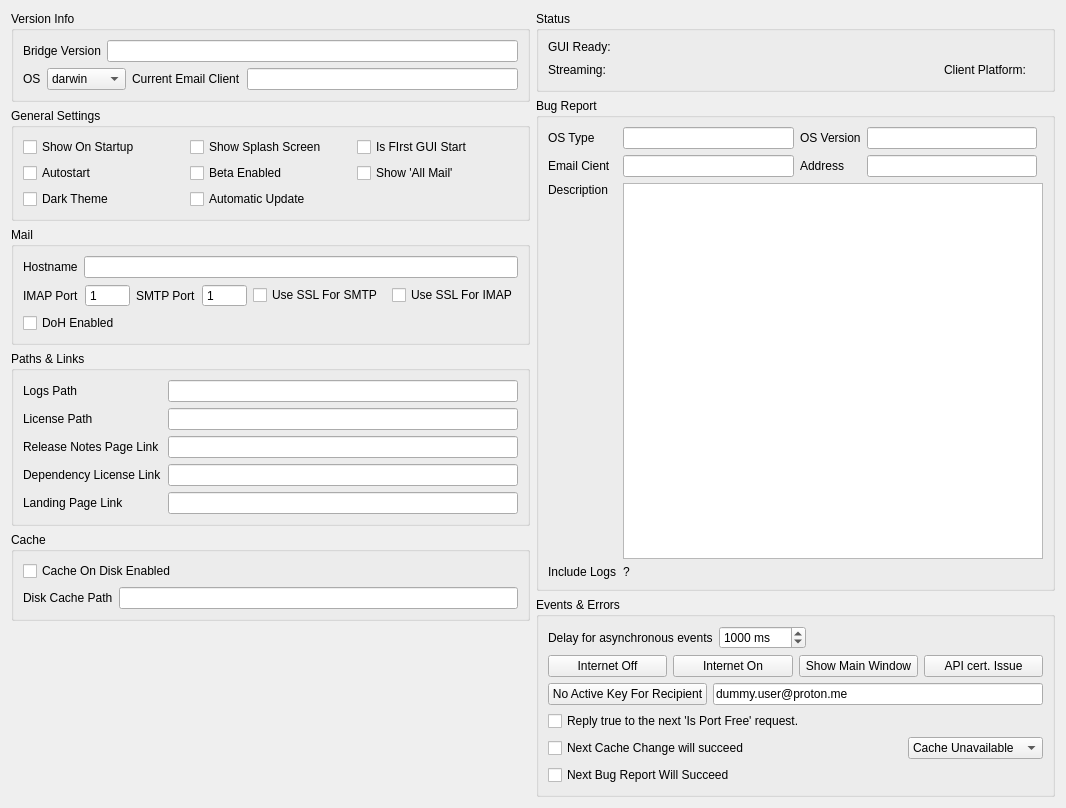
The window that internal/frontend/bridge-gui/bridge-gui-tester/Tabs/SettingsTab.ui (ProtonMail/proton-bridge) describes before a commit, drawn with Qt 5.
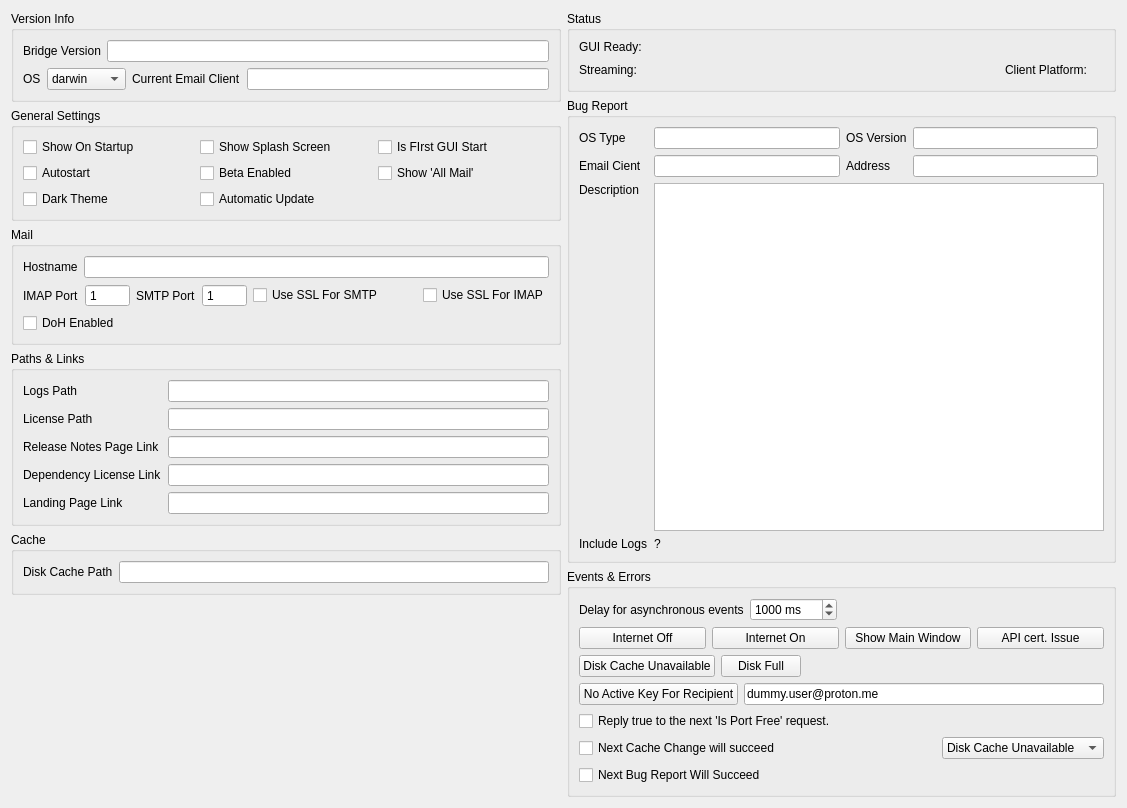
The same window after the commit.

Commit message:
GODT-1982: updated gRPC and GUI for disk cache.
Other: modified bridge-gui-tester for new cache related gRPC interface.
Other: bridge-gui-tester has buttons for cache related errors.

```diff
--- a/internal/frontend/bridge-gui/bridge-gui-tester/Tabs/SettingsTab.ui
+++ b/internal/frontend/bridge-gui/bridge-gui-tester/Tabs/SettingsTab.ui
@@ -6,7 +6,7 @@
    <rect>
     <x>0</x>
     <y>0</y>
-    <width>1066</width>
+    <width>1127</width>
     <height>808</height>
    </rect>
   </property>
@@ -211,7 +211,7 @@
            </layout>
           </item>
           <item>
-           <layout class="QHBoxLayout" name="horizontalLayout_7" stretch="0,0,0,0,1">
+           <layout class="QHBoxLayout" name="horizontalLayout_7" stretch="0,0,0,0,1,0">
             <item>
              <widget class="QLabel" name="labelMAP">
               <property name="text">
@@ -355,13 +355,6 @@
           <string>Cache</string>
          </property>
          <layout class="QVBoxLayout" name="verticalLayout_7">
-          <item>
-           <widget class="QCheckBox" name="checkCacheOnDiskEnabled">
-            <property name="text">
-             <string>Cache On Disk Enabled</string>
-            </property>
-           </widget>
-          </item>
           <item>
            <layout class="QHBoxLayout" name="horizontalLayout_10">
             <item>
@@ -733,6 +726,37 @@
             </item>
            </layout>
           </item>
+          <item>
+           <layout class="QHBoxLayout" name="horizontalLayout_13">
+            <item>
+             <widget class="QPushButton" name="buttonDiskCacheUnavailable">
+              <property name="text">
+               <string>Disk Cache Unavailable</string>
+              </property>
+             </widget>
+            </item>
+            <item>
+             <widget class="QPushButton" name="buttonDiskFull">
+              <property name="text">
+               <string>Disk Full</string>
+              </property>
+             </widget>
+            </item>
+            <item>
+             <spacer name="horizontalSpacer_2">
+              <property name="orientation">
+               <enum>Qt::Horizontal</enum>
+              </property>
+              <property name="sizeHint" stdset="0">
+               <size>
+                <width>40</width>
+                <height>1</height>
+               </size>
+              </property>
+             </spacer>
+            </item>
+           </layout>
+          </item>
           <item>
            <layout class="QHBoxLayout" name="horizontalLayout_12">
             <item>
@@ -796,7 +820,7 @@
              <widget class="QComboBox" name="comboCacheError">
               <item>
                <property name="text">
-                <string>Cache Unavailable</string>
+                <string>Disk Cache Unavailable</string>
                </property>
               </item>
               <item>
```
Left out of the diff: 3 changed lines with no effect on the pictures. The commit also changes 26 other files.
